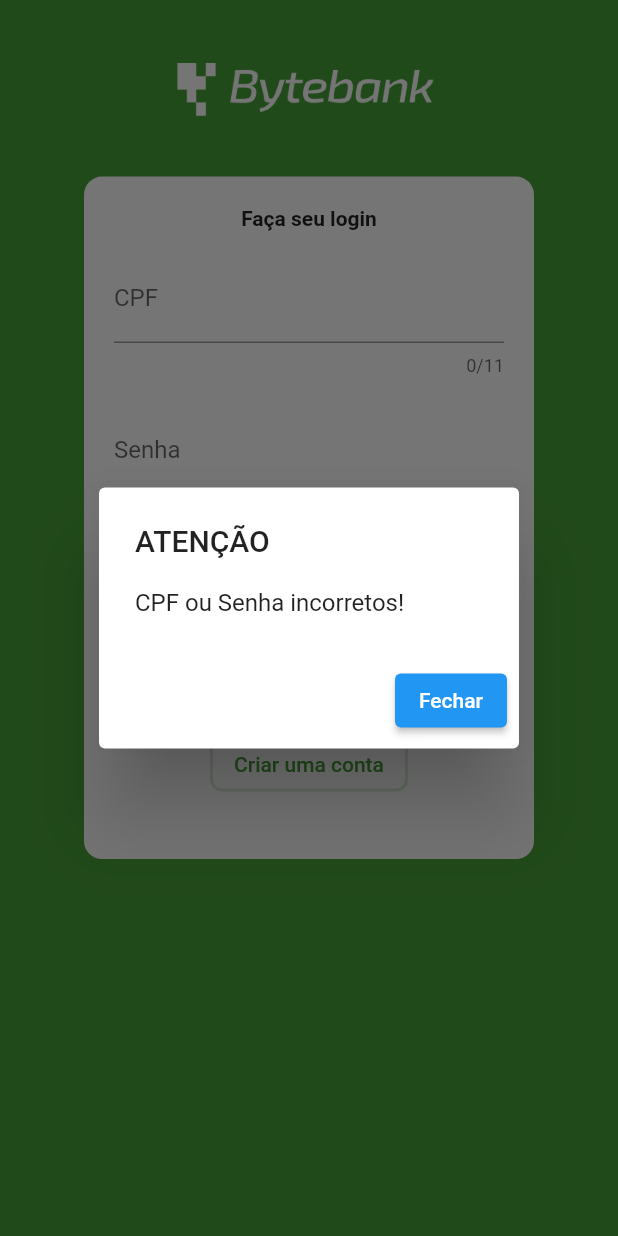
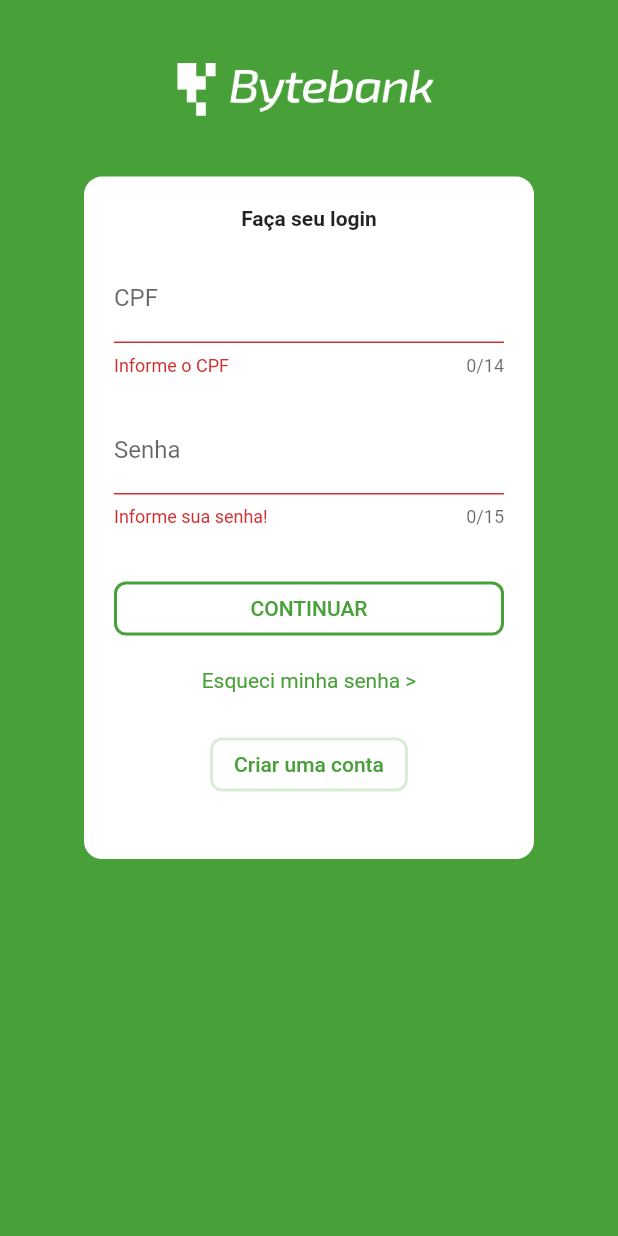
Before and after one commit to AndressaCode/flutter_estados, a Flutter app: the screen it shows after launch, after a tap on "CONTINUAR", on a phone screen of 412 x 824 dp. Run offline on Flutter 3.47's test engine with Material 2 defaults, Android fonts, the phone set to English and light mode, and no system bars; our stand-ins replace brasil_fields.

Commit message:
Inserindo validação dos campos de cpf e senha

```diff
--- a/lib/screens/autenticacao/login.dart
+++ b/lib/screens/autenticacao/login.dart
@@ -1,3 +1,4 @@
+import 'package:brasil_fields/brasil_fields.dart';
 import 'package:flutter/cupertino.dart';
 import 'package:flutter/material.dart';
 import 'package:flutter/services.dart';
@@ -6,6 +7,8 @@ import 'package:flutter_estados/screens/dashboard/dashboard.dart';
 class Login extends StatelessWidget {
   TextEditingController _cpfController = TextEditingController();
   TextEditingController _senhaController = TextEditingController();
+
+  final _formKey = GlobalKey<FormState>();
 
   @override
   Widget build(BuildContext context) {
@@ -16,6 +19,7 @@ class Login extends StatelessWidget {
         child: SingleChildScrollView(
           child: Column(
             children: [
+
               Align(
                 alignment: Alignment.topCenter,
                 child: Image.asset(
@@ -23,9 +27,9 @@ class Login extends StatelessWidget {
                   width: 200,
                 ),
               ),
-              SizedBox(
-                height: 30,
-              ),
+
+              SizedBox(height: 30),
+
               Align(
                 alignment: Alignment.center,
                 child: Container(
@@ -37,33 +41,72 @@ class Login extends StatelessWidget {
                   ),
                   child: Padding(
                     padding: const EdgeInsets.all(20.0),
+                    child: _construirFormulario(context),
+                  ),
+                ),
+              ),
+
+            ],
+          ),
+        ),
+      ),
+    );
+  }
+
+  Widget _construirFormulario(context){
+    return Form(
+      key: _formKey,
       child: Column(
         children: [
+
           Text(
             'Faça seu login',
             style: TextStyle(
               fontWeight: FontWeight.bold,
             ),
           ),
+
           SizedBox(height: 16.0),
-                        TextField(
+
+          TextFormField(
             decoration: InputDecoration(
               labelText: 'CPF',
             ),
+            inputFormatters: [
+              FilteringTextInputFormatter.digitsOnly,
+              CpfInputFormatter(),
+            ],
+            validator: (value){
+              if(value.length == 0 )
+                return 'Informe o CPF';
+
+                if(value.length <14 )
+                  return 'CPF inválido!';
+
+            },
             keyboardType: TextInputType.number,
-                          maxLength: 11,
+            maxLength: 14,
             controller: _cpfController,
           ),
+
           SizedBox(height: 20.0),
-                        TextField(
+
+          TextFormField(
             decoration: InputDecoration(
               labelText: 'Senha',
             ),
+            validator: (value){
+              if(value.length == 0){
+                return 'Informe sua senha!';
+              }
+            },
             keyboardType: TextInputType.number,
             maxLength: 15,
             controller: _senhaController,
           ),
+
           SizedBox(height: 30),
+
           SizedBox(
             width: double.infinity,
             child: OutlinedButton(
@@ -77,35 +120,33 @@ class Login extends StatelessWidget {
                 ),
               ),
               onPressed: () {
-                              if (_validaCampos()) {
+                if (_formKey.currentState.validate()) {
                 Navigator.pushAndRemoveUntil(
                     context,
                     MaterialPageRoute(
                       builder: (context) => Dashboard(),
                     ),
                         (route) => false);
-                              } else {
-                                showDialog(
-                                  context: context,
-                                  builder: (BuildContext context) {
-                                    return AlertDialog(
-                                      title: Text(
-                                        'ATENÇÃO',
-                                      ),
-                                      content: Text('CPF ou Senha incorretos!'),
-                                      actions: [
-                                        ElevatedButton(
-                                          onPressed: () {
-                                            Navigator.pop(context);
+                } //else {
+                // showDialog(
+                //   context: context,
+                //   builder: (BuildContext context){
+                //     return AlertDialog(
+                //       title: Text('ATENÇÃO',),
+                //       content: Text('CPF ou Senha incorretos!'),
+                //       actions: [
+                //         ElevatedButton(
+                //           onPressed: () {
+                //             Navigator.pop(context);
+                //           },
+                //           child: Text('Fechar'),
+                //         )
+                //       ],
+                //     );
+                //   },
+                // );
               },
-                                          child: Text('Fechar'),
-                                        )
-                                      ],
-                                    );
-                                  },
-                                );
-                              }
-                            },
+              // },
               child: Text(
                 'CONTINUAR',
                 style: TextStyle(
@@ -142,21 +183,6 @@ class Login extends StatelessWidget {
           ),
         ],
       ),
-                  ),
-                ),
-              ),
-            ],
-          ),
-        ),
-      ),
     );
   }
-
-  bool _validaCampos() {
-    if (_cpfController.text.length > 0 && _senhaController.text.length > 0) {
-      return true;
-    } else {
-      return false;
 }
-  }
-}
--- a/pubspec.yaml
+++ b/pubspec.yaml
@@ -29,6 +29,7 @@ dependencies:
   # Use with the CupertinoIcons class for iOS style icons.
   cupertino_icons: ^1.0.2
   provider: ^6.0.0
+  brasil_fields: ^0.6.0
 
 dev_dependencies:
   flutter_test:
```
Also changed, not shown: pubspec.lock. Lines whose indentation alone changed are shown as unchanged.
